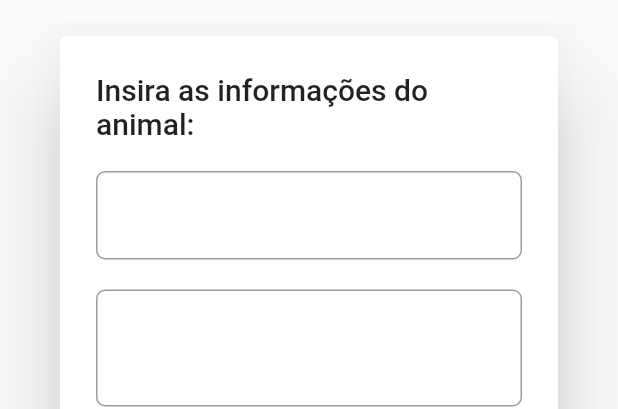
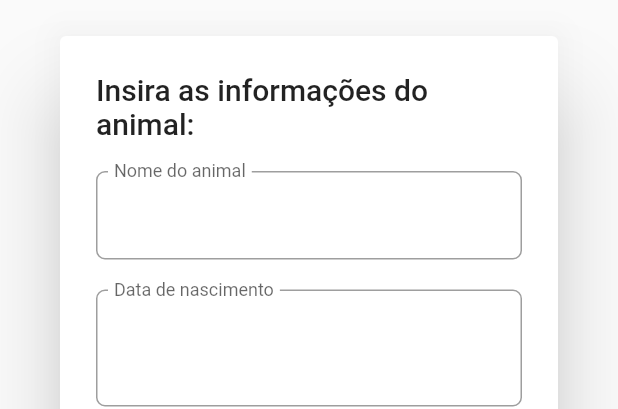
Before and after one commit to WillianColombo/rastro_genetico, a Flutter app: the AddAnimalDialog widget shown alone on an empty page, opened directly, on a phone screen of 412 x 824 dp. Shown: the top 409 px of the screen. Run offline on Flutter 3.47's test engine with Material 2 defaults, Android fonts, the phone set to English and light mode, and no system bars; our stand-ins replace floor, sqflite; missing offline and left inert: window_manager; accounts and stored records are empty; generated files the repository leaves out were written again.

Commit message:
Aplicativo funcionando

```diff
--- a/lib/screens/add_animal.dart
+++ b/lib/screens/add_animal.dart
@@ -31,7 +31,6 @@ class _AddAnimalDialogState extends State<AddAnimalDialog> {
     loadAllowedRacas();
   }
 
-  // CARREGA TYPE DO BANCO DE DADOS
   Future<void> loadAllowedRacas() async {
     final database = await $FloorAppDatabase.databaseBuilder('rastrogenetico.db').build();
     final racaDao = database.racaDao;
@@ -39,7 +38,6 @@ class _AddAnimalDialogState extends State<AddAnimalDialog> {
     setState(() {});
   }
 
-  //GRAVAR A RECEITA NO BANCO DE DADOS
   void saveAnimal() async{
     final database = await $FloorAppDatabase.databaseBuilder('rastrogenetico.db').build();
     final AnimalDao = database.animalDao;
@@ -48,13 +46,12 @@ class _AddAnimalDialogState extends State<AddAnimalDialog> {
     await AnimalDao.insertAnimal(animal);
   }
 
-  // VALIDAR SE A RECEITA TEM AS INFORMAÇÕES NECESSÁRIAS
   void validateAnimal(){
     if (selectedRaca != null && dataNascimentoController.text.isNotEmpty && nomeController.text.isNotEmpty) {
       saveAnimal();
 
       ScaffoldMessenger.of(context).showSnackBar(
-        SnackBar(
+        const SnackBar(
           content: Text("Animal adicionado!"),
           backgroundColor: Colors.green,
         ),
@@ -62,7 +59,7 @@ class _AddAnimalDialogState extends State<AddAnimalDialog> {
     }
     else {
       ScaffoldMessenger.of(context).showSnackBar(
-        SnackBar(
+        const SnackBar(
           content: Text("Algo deu errado, não fopi possível adicionar o animal!"),
           backgroundColor: Colors.red,
         ),
@@ -70,15 +67,18 @@ class _AddAnimalDialogState extends State<AddAnimalDialog> {
     }
   }
 
+  final String _labelNome = "Nome do animal";
+  final String _labelDataNascimento = "Data de nascimento";
+
   @override
   Widget build(BuildContext context) {
     if (allowedRacas == null) {
-      return CircularProgressIndicator();
+      return const CircularProgressIndicator();
     }
 
     return AlertDialog(
-      title: Text("Insira as informações do animal:"),
-      content:  Container(
+      title: const Text("Insira as informações do animal:"),
+      content: Container(
         width: 540,
         height: 600,
         child: Column(
@@ -89,23 +89,25 @@ class _AddAnimalDialogState extends State<AddAnimalDialog> {
             maxLength: 30,
             maxLines: 1,
             decoration: InputDecoration(
+              labelText:_labelNome,
               floatingLabelBehavior: FloatingLabelBehavior.always,
-              counter: SizedBox.shrink(),
+              counter: const SizedBox.shrink(),
               border: OutlineInputBorder(
                 borderRadius: BorderRadius.circular(6),
               ),
             ),
           ),
 
-          SizedBox(height: 20),
+          const SizedBox(height: 20),
 
           TextField(
             controller: dataNascimentoController,
             maxLines: 2,
             maxLength: 100,
             decoration: InputDecoration(
+              labelText: _labelDataNascimento,
               floatingLabelBehavior: FloatingLabelBehavior.always, // Mantém o rótulo fixo na parte superior
-              counter: SizedBox.shrink(),
+              counter: const SizedBox.shrink(),
               border: OutlineInputBorder(
                 borderRadius: BorderRadius.circular(6),
               ),
@@ -115,16 +117,16 @@ class _AddAnimalDialogState extends State<AddAnimalDialog> {
             ],
           ),
 
-          SizedBox(height: 20),
+          const SizedBox(height: 20),
 
           SizedBox(
             width: double.infinity,
             child: DropdownButtonFormField<Raca>(
               isExpanded: true,
               icon: const Icon(Icons.receipt),
-              hint: Text("Escolha a raça do animal:"),
+              hint: const Text("Escolha a raça do animal:"),
               decoration: InputDecoration(
-                label: Text("Raça do animal"),
+                label: const Text("Raça do animal"),
                 border: OutlineInputBorder(
                   borderRadius: BorderRadius.circular(6),
                 )
@@ -144,13 +146,13 @@ class _AddAnimalDialogState extends State<AddAnimalDialog> {
             )
           ),
 
-          SizedBox(height: 20),
+          const SizedBox(height: 20),
         ],
       ),
       ),
       actions: [
         TextButton(
-          child: Text("Salvar",
+          child: const Text("Salvar",
             style: TextStyle(
               color: Colors.green,
               fontSize: 21,
@@ -164,7 +166,7 @@ class _AddAnimalDialogState extends State<AddAnimalDialog> {
         ),
 
         TextButton(
-          child: Text("Sair",
+          child: const Text("Sair",
             style: TextStyle(
               color: Colors.orange,
               fontSize: 21,
--- a/pubspec.yaml
+++ b/pubspec.yaml
@@ -35,5 +35,4 @@ flutter:
   uses-material-design: true
   generate: true
   assets:
-    - assets/images/bovino.png
-    - assets/images/arvore.png
+    - assets/images/
```
Also changed, not shown: lib/screens/inventario.dart (+10 -11 lines), lib/screens/main_page.dart (+4 -39 lines), lib/screens/opcoes.dart (+32 -37 lines), lib/screens/view_animal.dart (+23 -16 lines), assets/images/arvore.png (deleted), assets/images/lista.png (added).
